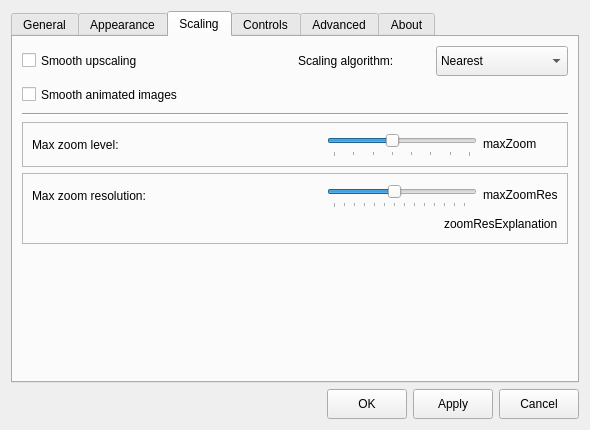
First picture: the form in gui/settingsdialog.ui, repository do-i/thumbgrid, before the edit.
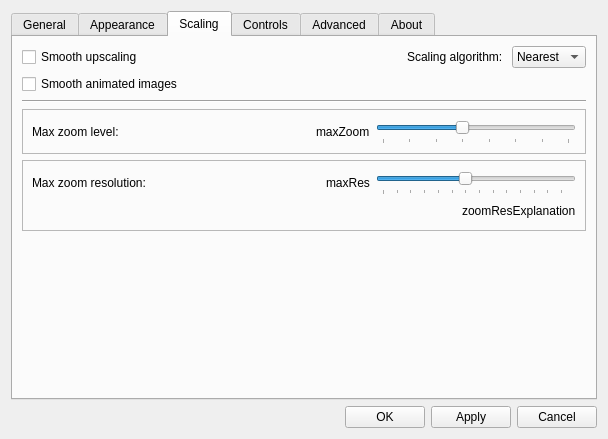
Second picture: the form after the edit. The open tabs and pages were chosen to show the change. Icons and pictures are not drawn. Custom widgets are drawn as their Qt base class.

```diff
--- a/gui/settingsdialog.ui
+++ b/gui/settingsdialog.ui
@@ -12,26 +12,26 @@
    <rect>
     <x>0</x>
     <y>0</y>
-    <width>590</width>
-    <height>430</height>
+    <width>608</width>
+    <height>439</height>
    </rect>
   </property>
   <property name="sizePolicy">
-   <sizepolicy hsizetype="Fixed" vsizetype="Fixed">
+   <sizepolicy hsizetype="Expanding" vsizetype="Expanding">
     <horstretch>0</horstretch>
     <verstretch>0</verstretch>
    </sizepolicy>
   </property>
   <property name="minimumSize">
    <size>
-    <width>590</width>
-    <height>430</height>
+    <width>200</width>
+    <height>200</height>
    </size>
   </property>
   <property name="maximumSize">
    <size>
-    <width>800</width>
-    <height>600</height>
+    <width>1920</width>
+    <height>1080</height>
    </size>
   </property>
   <property name="baseSize">
@@ -52,10 +52,16 @@
   <layout class="QVBoxLayout" name="verticalLayout_3">
    <item>
     <widget class="QTabWidget" name="tabWidget">
+     <property name="sizePolicy">
+      <sizepolicy hsizetype="MinimumExpanding" vsizetype="MinimumExpanding">
+       <horstretch>0</horstretch>
+       <verstretch>0</verstretch>
+      </sizepolicy>
+     </property>
      <property name="minimumSize">
       <size>
-       <width>400</width>
-       <height>200</height>
+       <width>0</width>
+       <height>0</height>
       </size>
      </property>
      <property name="tabPosition">
@@ -724,6 +730,12 @@
       </layout>
      </widget>
      <widget class="QWidget" name="tab_6">
+      <property name="sizePolicy">
+       <sizepolicy hsizetype="MinimumExpanding" vsizetype="MinimumExpanding">
+        <horstretch>0</horstretch>
+        <verstretch>0</verstretch>
+       </sizepolicy>
+      </property>
       <attribute name="title">
        <string>Scaling</string>
       </attribute>
@@ -740,10 +752,16 @@
            </property>
            <item>
             <widget class="QCheckBox" name="smoothUpscalingCheckBox">
+             <property name="sizePolicy">
+              <sizepolicy hsizetype="MinimumExpanding" vsizetype="Minimum">
+               <horstretch>0</horstretch>
+               <verstretch>0</verstretch>
+              </sizepolicy>
+             </property>
              <property name="minimumSize">
               <size>
                <width>0</width>
-               <height>25</height>
+               <height>0</height>
               </size>
              </property>
              <property name="toolTip">
@@ -761,10 +779,16 @@
                <property name="enabled">
                 <bool>true</bool>
                </property>
+               <property name="sizePolicy">
+                <sizepolicy hsizetype="Minimum" vsizetype="Minimum">
+                 <horstretch>0</horstretch>
+                 <verstretch>0</verstretch>
+                </sizepolicy>
+               </property>
                <property name="minimumSize">
                 <size>
                  <width>0</width>
-                 <height>25</height>
+                 <height>0</height>
                 </size>
                </property>
                <property name="toolTip">
@@ -781,15 +805,15 @@
                 <bool>true</bool>
                </property>
                <property name="sizePolicy">
-                <sizepolicy hsizetype="Preferred" vsizetype="Preferred">
+                <sizepolicy hsizetype="Minimum" vsizetype="Minimum">
                  <horstretch>0</horstretch>
                  <verstretch>0</verstretch>
                 </sizepolicy>
                </property>
                <property name="minimumSize">
                 <size>
-                 <width>100</width>
-                 <height>30</height>
+                 <width>0</width>
+                 <height>0</height>
                 </size>
                </property>
                <property name="toolTip">
@@ -819,10 +843,16 @@
          </item>
          <item>
           <widget class="QCheckBox" name="smoothAnimatedImagesCheckBox">
+           <property name="sizePolicy">
+            <sizepolicy hsizetype="MinimumExpanding" vsizetype="Minimum">
+             <horstretch>0</horstretch>
+             <verstretch>0</verstretch>
+            </sizepolicy>
+           </property>
            <property name="minimumSize">
             <size>
              <width>0</width>
-             <height>25</height>
+             <height>0</height>
             </size>
            </property>
            <property name="text">
@@ -858,9 +888,15 @@
            <layout class="QHBoxLayout" name="horizontalLayout_17">
             <item>
              <widget class="QLabel" name="label_3">
+              <property name="sizePolicy">
+               <sizepolicy hsizetype="Minimum" vsizetype="Minimum">
+                <horstretch>0</horstretch>
+                <verstretch>0</verstretch>
+               </sizepolicy>
+              </property>
               <property name="minimumSize">
                <size>
-                <width>50</width>
+                <width>0</width>
                 <height>0</height>
                </size>
               </property>
@@ -874,6 +910,9 @@
               <property name="orientation">
                <enum>Qt::Horizontal</enum>
               </property>
+              <property name="sizeType">
+               <enum>QSizePolicy::Expanding</enum>
+              </property>
               <property name="sizeHint" stdset="0">
                <size>
                 <width>40</width>
@@ -882,6 +921,13 @@
               </property>
              </spacer>
             </item>
+            <item>
+             <widget class="QLabel" name="maxZoomLabel">
+              <property name="text">
+               <string>maxZoom</string>
+              </property>
+             </widget>
+            </item>
             <item>
              <widget class="QSlider" name="maxZoomSlider">
               <property name="sizePolicy">
@@ -892,7 +938,7 @@
               </property>
               <property name="minimumSize">
                <size>
-                <width>150</width>
+                <width>200</width>
                 <height>25</height>
                </size>
               </property>
@@ -922,31 +968,6 @@
               </property>
              </widget>
             </item>
-            <item>
-             <widget class="QLabel" name="maxZoomLabel">
-              <property name="sizePolicy">
-               <sizepolicy hsizetype="Fixed" vsizetype="Fixed">
-                <horstretch>0</horstretch>
-                <verstretch>0</verstretch>
-               </sizepolicy>
-              </property>
-              <property name="minimumSize">
-               <size>
-                <width>75</width>
-                <height>0</height>
-               </size>
-              </property>
-              <property name="maximumSize">
-               <size>
-                <width>75</width>
-                <height>16777215</height>
-               </size>
-              </property>
-              <property name="text">
-               <string>maxZoom</string>
-              </property>
-             </widget>
-            </item>
            </layout>
           </item>
          </layout>
@@ -974,9 +995,15 @@
             </property>
             <item>
              <widget class="QLabel" name="label">
+              <property name="sizePolicy">
+               <sizepolicy hsizetype="Minimum" vsizetype="Minimum">
+                <horstretch>0</horstretch>
+                <verstretch>0</verstretch>
+               </sizepolicy>
+              </property>
               <property name="minimumSize">
                <size>
-                <width>50</width>
+                <width>0</width>
                 <height>0</height>
                </size>
               </property>
@@ -996,6 +1023,9 @@
               <property name="orientation">
                <enum>Qt::Horizontal</enum>
               </property>
+              <property name="sizeType">
+               <enum>QSizePolicy::Expanding</enum>
+              </property>
               <property name="sizeHint" stdset="0">
                <size>
                 <width>40</width>
@@ -1004,6 +1034,13 @@
               </property>
              </spacer>
             </item>
+            <item>
+             <widget class="QLabel" name="maxZoomResLabel">
+              <property name="text">
+               <string>maxRes</string>
+              </property>
+             </widget>
+            </item>
             <item>
              <widget class="QSlider" name="maxZoomResSlider">
               <property name="sizePolicy">
@@ -1014,7 +1051,7 @@
               </property>
               <property name="minimumSize">
                <size>
-                <width>150</width>
+                <width>200</width>
                 <height>25</height>
                </size>
               </property>
@@ -1047,31 +1084,6 @@
               </property>
              </widget>
             </item>
-            <item>
-             <widget class="QLabel" name="maxZoomResLabel">
-              <property name="sizePolicy">
-               <sizepolicy hsizetype="Fixed" vsizetype="Fixed">
-                <horstretch>0</horstretch>
-                <verstretch>0</verstretch>
-               </sizepolicy>
-              </property>
-              <property name="minimumSize">
-               <size>
-                <width>75</width>
-                <height>0</height>
-               </size>
-              </property>
-              <property name="maximumSize">
-               <size>
-                <width>75</width>
-                <height>16777215</height>
-               </size>
-              </property>
-              <property name="text">
-               <string>maxZoomRes</string>
-              </property>
-             </widget>
-            </item>
            </layout>
           </item>
           <item>
@@ -1452,7 +1464,7 @@
      <item>
       <widget class="QPushButton" name="OK">
        <property name="sizePolicy">
-        <sizepolicy hsizetype="Minimum" vsizetype="Preferred">
+        <sizepolicy hsizetype="Minimum" vsizetype="Minimum">
          <horstretch>0</horstretch>
          <verstretch>0</verstretch>
         </sizepolicy>
@@ -1460,7 +1472,7 @@
        <property name="minimumSize">
         <size>
          <width>0</width>
-         <height>30</height>
+         <height>0</height>
         </size>
        </property>
        <property name="text">
@@ -1471,7 +1483,7 @@
      <item>
       <widget class="QPushButton" name="pushButton">
        <property name="sizePolicy">
-        <sizepolicy hsizetype="Minimum" vsizetype="Preferred">
+        <sizepolicy hsizetype="Minimum" vsizetype="Minimum">
          <horstretch>0</horstretch>
          <verstretch>0</verstretch>
         </sizepolicy>
@@ -1479,7 +1491,7 @@
        <property name="minimumSize">
         <size>
          <width>0</width>
-         <height>30</height>
+         <height>0</height>
         </size>
        </property>
        <property name="text">
@@ -1490,7 +1502,7 @@
      <item>
       <widget class="QPushButton" name="Cancel">
        <property name="sizePolicy">
-        <sizepolicy hsizetype="Minimum" vsizetype="Preferred">
+        <sizepolicy hsizetype="Minimum" vsizetype="Minimum">
          <horstretch>0</horstretch>
          <verstretch>0</verstretch>
         </sizepolicy>
@@ -1498,7 +1510,7 @@
        <property name="minimumSize">
         <size>
          <width>0</width>
-         <height>30</height>
+         <height>0</height>
         </size>
        </property>
        <property name="text">
```
Left out of the diff: 209 changed lines with no effect on the pictures.
